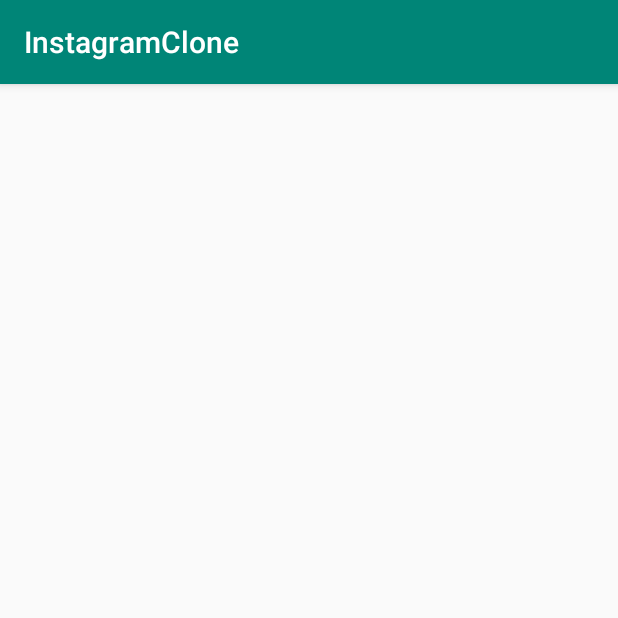
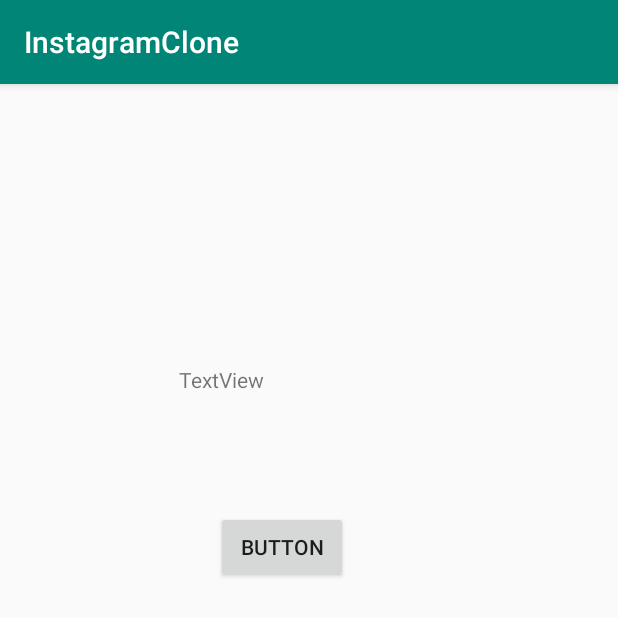
Before and after one commit to raniaALtunci/InstagramClone, an Android app: the WelcomeActivity screen opened directly, with no data from a screen before it, on a phone screen of 412 x 824 dp, the top half of it. Run offline under Robolectric (Android 15) with nearby library versions, the phone set to English and light mode, and no system bars; libraries missing offline, so code that uses them is left out: com.parse; 1 statement that could not run was skipped.

```diff
--- a/app/src/main/java/com/example/hatim/instagramclone/SignUpLogInActivity.java
+++ b/app/src/main/java/com/example/hatim/instagramclone/SignUpLogInActivity.java
@@ -1,5 +1,6 @@
 package com.example.hatim.instagramclone;
 
+import android.content.Intent;
 import android.os.Bundle;
 import android.support.annotation.Nullable;
 import android.support.v7.app.AppCompatActivity;
@@ -46,6 +47,9 @@ public class SignUpLogInActivity extends AppCompatActivity {
                                     appUser.get("username") + " is signed Up",
                                     Toast.LENGTH_SHORT).show();
 
+                            Intent intent = new Intent(SignUpLogInActivity.this, WelcomeActivity.class);
+                            startActivity(intent);
+
                         } else {
 
                             Toast.makeText(SignUpLogInActivity.this,
@@ -72,6 +76,10 @@ public class SignUpLogInActivity extends AppCompatActivity {
                                     Toast.makeText(SignUpLogInActivity.this,
                                             user.get("username") + " is Log in ",
                                             Toast.LENGTH_SHORT).show();
+
+                                    Intent intent = new Intent(SignUpLogInActivity.this, WelcomeActivity.class);
+                                    startActivity(intent);
+
                                 } else {
                                     Toast.makeText(SignUpLogInActivity.this,
                                             e.getMessage(),
--- a/app/src/main/java/com/example/hatim/instagramclone/WelcomeActivity.java
+++ b/app/src/main/java/com/example/hatim/instagramclone/WelcomeActivity.java
@@ -2,6 +2,10 @@ package com.example.hatim.instagramclone;
 
 import android.support.v7.app.AppCompatActivity;
 import android.os.Bundle;
+import android.view.View;
+import android.widget.TextView;
+
+import com.parse.ParseUser;
 
 public class WelcomeActivity extends AppCompatActivity {
 
@@ -9,5 +13,15 @@ public class WelcomeActivity extends AppCompatActivity {
     protected void onCreate(Bundle savedInstanceState) {
         super.onCreate(savedInstanceState);
         setContentView(R.layout.activity_welcome);
+
+        TextView txtWelcome = findViewById(R.id.txtWelcom);
+        txtWelcome.setText("ميرهبا" +" "+ ParseUser.getCurrentUser().get("username"));
+        findViewById(R.id.button2).setOnClickListener(new View.OnClickListener() {
+            @Override
+            public void onClick(View v) {
+                ParseUser.logOut();
+                finish();
+            }
+        });
     }
 }
--- a/app/src/main/res/layout/activity_welcome.xml
+++ b/app/src/main/res/layout/activity_welcome.xml
@@ -6,4 +6,31 @@
     android:layout_height="match_parent"
     tools:context=".WelcomeActivity">
 
+    <TextView
+        android:id="@+id/txtWelcom"
+        android:layout_width="194dp"
+        android:layout_height="89dp"
+        android:layout_marginStart="211dp"
+        android:layout_marginTop="187dp"
+        android:layout_marginEnd="115dp"
+        android:layout_marginBottom="306dp"
+        android:text="TextView"
+        app:layout_constraintBottom_toBottomOf="parent"
+        app:layout_constraintEnd_toEndOf="parent"
+        app:layout_constraintHorizontal_bias="0.852"
+        app:layout_constraintStart_toStartOf="parent"
+        app:layout_constraintTop_toTopOf="parent"
+        app:layout_constraintVertical_bias="0.0" />
+
+    <Button
+        android:id="@+id/button2"
+        android:layout_width="wrap_content"
+        android:layout_height="wrap_content"
+        android:layout_marginStart="130dp"
+        android:layout_marginTop="8dp"
+        android:layout_marginEnd="166dp"
+        android:text="Button"
+        app:layout_constraintEnd_toEndOf="parent"
+        app:layout_constraintStart_toStartOf="parent"
+        app:layout_constraintTop_toBottomOf="@+id/txtWelcom" />
 </android.support.constraint.ConstraintLayout>
```
